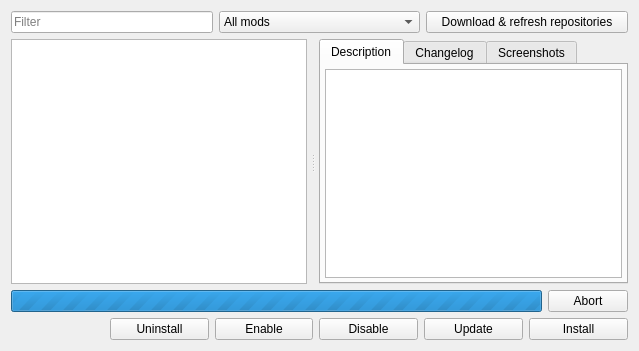
Qt form launcher/modManager/cmodlistview_moc.ui (vcmi/vcmi) before a commit.
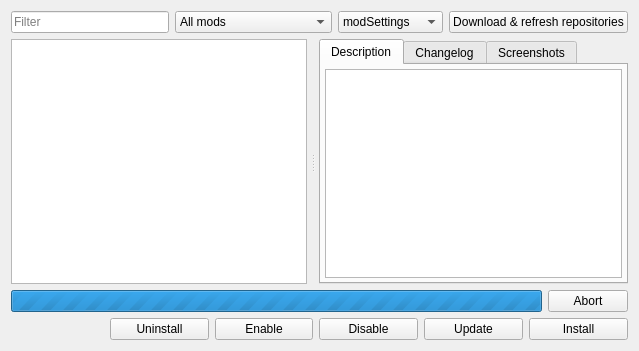
The same form after that commit. Icons and pictures are not drawn.

Commit message: 5 hardcodded mod settings names could be used

```diff
--- a/launcher/modManager/cmodlistview_moc.ui
+++ b/launcher/modManager/cmodlistview_moc.ui
@@ -93,6 +93,28 @@
        </item>
       </widget>
      </item>
+     <item>
+      <widget class="QComboBox" name="comboBoxModConfiguration">
+       <property name="editable">
+        <bool>false</bool>
+       </property>
+       <item>
+        <property name="text">
+         <string>modSettings</string>
+        </property>
+       </item>
+       <item>
+        <property name="text">
+         <string>modSettings2</string>
+        </property>
+       </item>
+       <item>
+        <property name="text">
+         <string>modSettings3</string>
+        </property>
+       </item>
+      </widget>
+     </item>
      <item>
       <widget class="QPushButton" name="refreshButton">
        <property name="sizePolicy">
```
Left out of the diff: 5 changed lines with no effect on the pictures. The commit also changes 2 other files.
